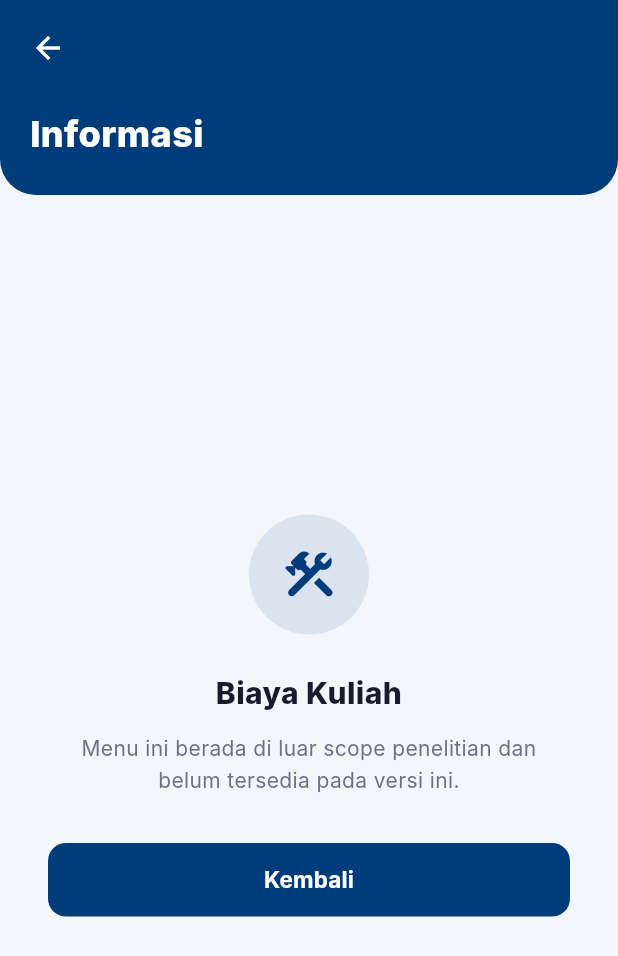
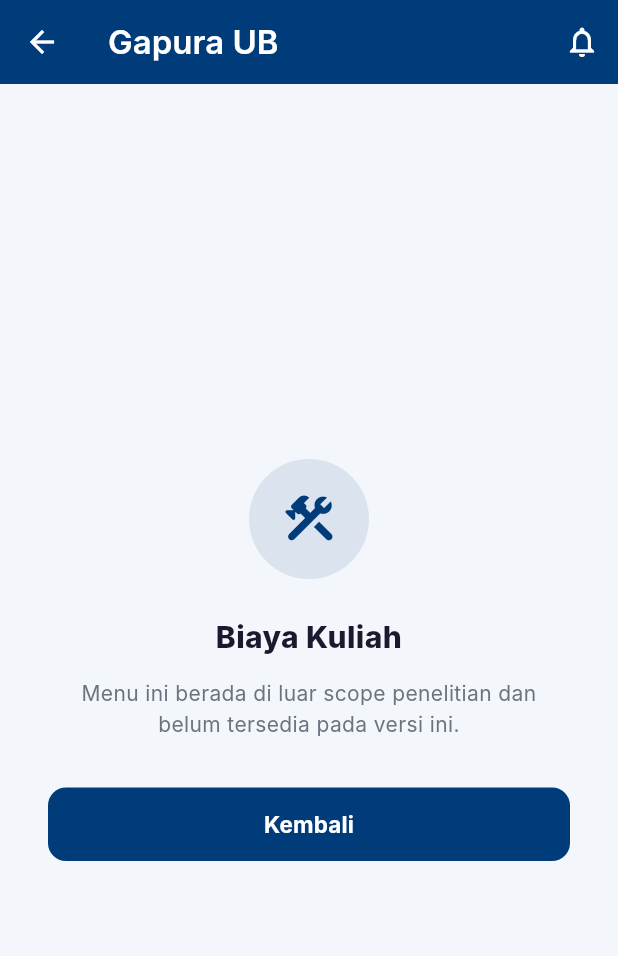
Before and after one commit to Raget13/gapura_ub_fix_design_SKRIPSI_2026, a Flutter app: the OutOfScopeScreen screen opened directly, on a phone screen of 412 x 824 dp. Shown: the top 956 px of the screen. Run offline on Flutter 3.47's test engine with Material 3 defaults, Android fonts, the phone set to English and light mode, and no system bars; our stand-ins replace local_auth; Roboto replaces fonts that are missing (Inter).

Commit message:
feat: tambah navigasi out of scope untuk Kalender Akademik, Layanan Perpustakaan, dan perbaiki OutOfScopeScreen
- Ganti header custom OutOfScopeScreen dengan AppBar standar Gapura UB
- Sambungkan Kalender Akademik dan Layanan Perpustakaan di MenuGrid ke OutOfScopeScreen

```diff
--- a/lib/screens/out_of_scope_screen.dart
+++ b/lib/screens/out_of_scope_screen.dart
@@ -11,11 +11,20 @@
 
     return Scaffold(
       backgroundColor: isDark ? AppColors.darkBg : const Color(0xFFF3F6FB),
-      body: Column(
-        children: [
-          _buildHeader(context),
-          Expanded(
-            child: Center(
+      appBar: AppBar(
+        backgroundColor: AppColors.primary,
+        foregroundColor: Colors.white,
+        elevation: 0,
+        leading: IconButton(
+          icon: const Icon(Icons.arrow_back, color: Colors.white),
+          onPressed: () => Navigator.pop(context),
+        ),
+        title: const Text('Gapura UB', style: TextStyle(fontWeight: FontWeight.w600, color: Colors.white)),
+        actions: [
+          IconButton(icon: const Icon(Icons.notifications_none, color: Colors.white), onPressed: () {}),
+        ],
+      ),
+      body: Center(
         child: Padding(
           padding: const EdgeInsets.symmetric(horizontal: 32),
           child: Column(
@@ -78,48 +87,6 @@
           ),
         ),
       ),
-          ),
-        ],
-      ),
-    );
-  }
-
-  Widget _buildHeader(BuildContext context) {
-    return Container(
-      width: double.infinity,
-      decoration: const BoxDecoration(
-        color: AppColors.primary,
-        borderRadius: BorderRadius.only(
-          bottomLeft: Radius.circular(24),
-          bottomRight: Radius.circular(24),
-        ),
-      ),
-      child: SafeArea(
-        bottom: false,
-        child: Column(
-          crossAxisAlignment: CrossAxisAlignment.start,
-          children: [
-            Padding(
-              padding: const EdgeInsets.fromLTRB(8, 8, 16, 0),
-              child: IconButton(
-                icon: const Icon(Icons.arrow_back, color: Colors.white),
-                onPressed: () => Navigator.pop(context),
-              ),
-            ),
-            const Padding(
-              padding: EdgeInsets.fromLTRB(20, 16, 20, 24),
-              child: Text(
-                'Informasi',
-                style: TextStyle(
-                  color: Colors.white,
-                  fontSize: 24,
-                  fontWeight: FontWeight.w800,
-                ),
-              ),
-            ),
-          ],
-        ),
-      ),
     );
   }
 }
--- a/lib/widgets/menu_grid.dart
+++ b/lib/widgets/menu_grid.dart
@@ -2,6 +2,7 @@
 import '../core/app_colors.dart';
 import '../screens/kartu_hasil_studi_screen.dart';
 import '../screens/kartu_rencana_studi_screen.dart';
+import '../screens/out_of_scope_screen.dart';
 
 class _MenuItemData {
   final IconData icon;
@@ -40,7 +41,11 @@
           return InkWell(
             borderRadius: BorderRadius.circular(12),
             onTap: () {
-              if (index == 2) {
+              if (index == 0) {
+                Navigator.push(context, MaterialPageRoute(builder: (_) => const OutOfScopeScreen(menuName: 'Kalender Akademik')));
+              } else if (index == 1) {
+                Navigator.push(context, MaterialPageRoute(builder: (_) => const OutOfScopeScreen(menuName: 'Layanan Perpustakaan')));
+              } else if (index == 2) {
                 Navigator.push(context, MaterialPageRoute(builder: (_) => const KartuHasilStudiScreen()));
               } else if (index == 3) {
                 Navigator.push(context, MaterialPageRoute(builder: (_) => const KartuRencanaStudiScreen()));
```
Lines whose indentation alone changed are shown as unchanged.
